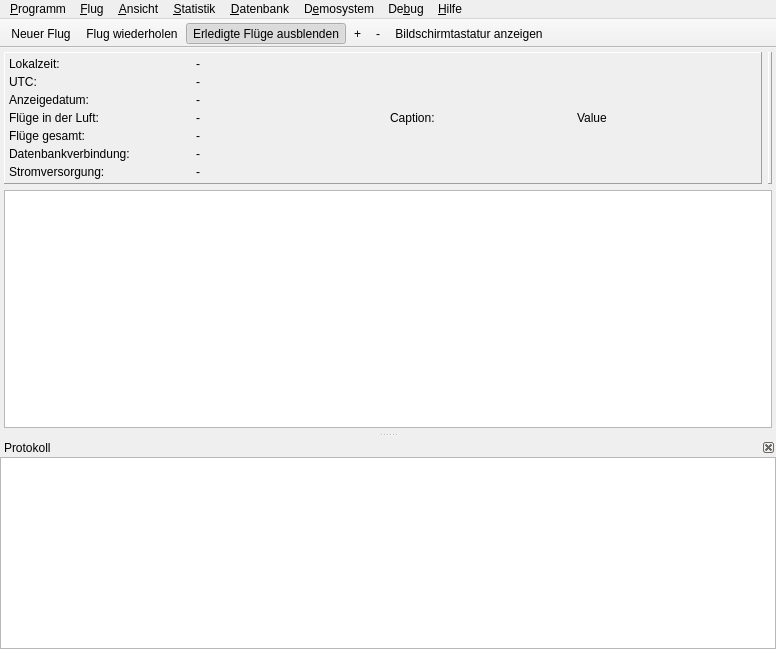
This is src/gui/windows/MainWindow.ui in startkladde/startkladde as Qt 5 draws it before an edit. The edited form follows.
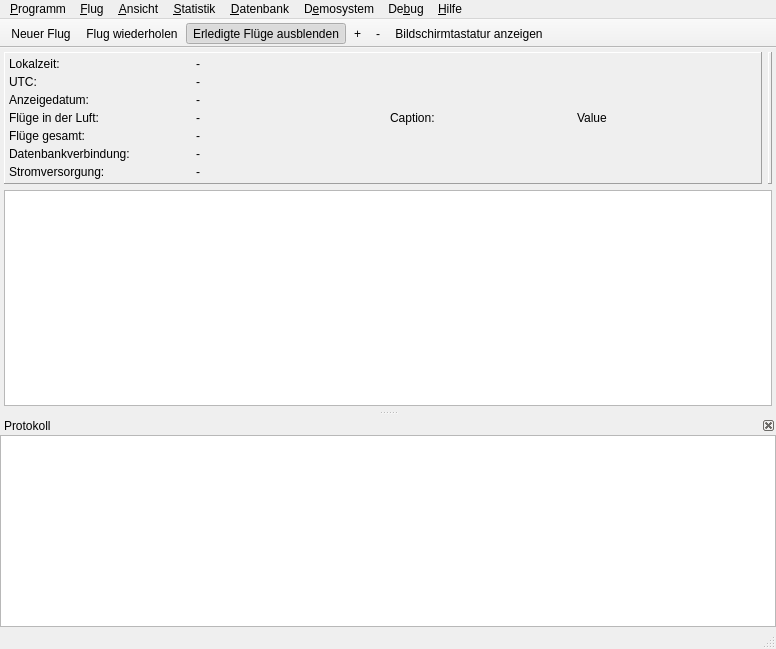
This is the edited form. Custom widgets are drawn as their Qt base class.

Commit message: Database errors displayed in main window status bar Hide main window in destructor to avoid use-after-delete problem (see ~MainWindow)

```diff
--- a/src/gui/windows/MainWindow.ui
+++ b/src/gui/windows/MainWindow.ui
@@ -446,6 +446,7 @@
    <addaction name="actionDecrementFontSize"/>
    <addaction name="actionShowVirtualKeyboard"/>
   </widget>
+  <widget class="QStatusBar" name="statusBar"/>
   <action name="actionSetTime">
    <property name="text">
     <string>&amp;Zeit einstellen</string>
```
The commit also changes 12 other files.
